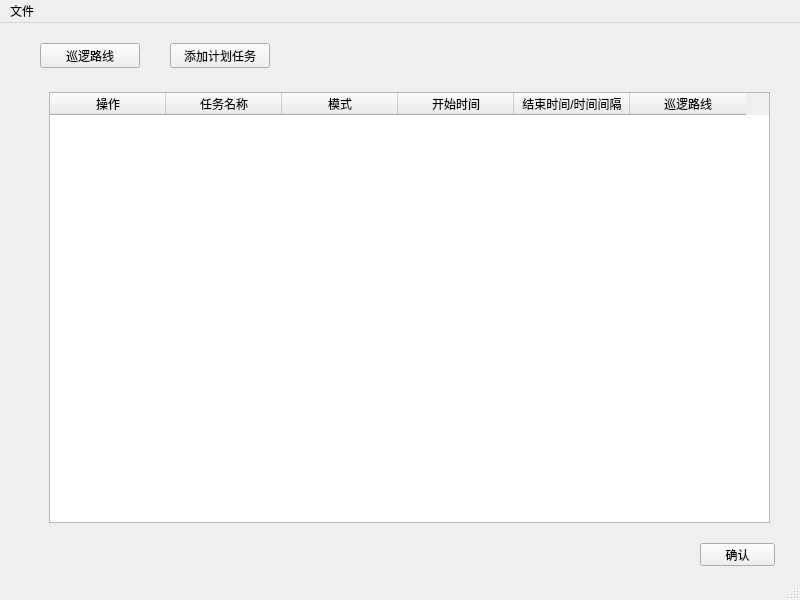
First picture: the form in planwork.ui, repository wangqi1994/gui_python_configuration-software, before the edit.
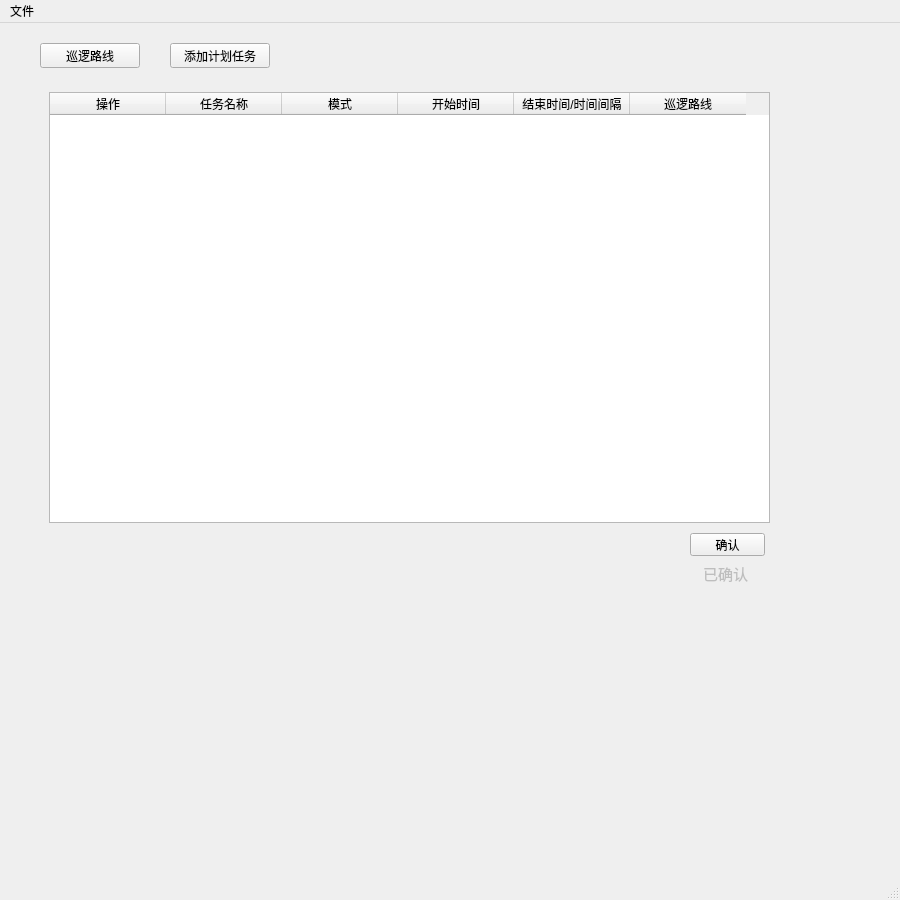
Second picture: the form after the edit.

```diff
--- a/planwork.ui
+++ b/planwork.ui
@@ -6,8 +6,8 @@
    <rect>
     <x>0</x>
     <y>0</y>
-    <width>800</width>
-    <height>600</height>
+    <width>900</width>
+    <height>900</height>
    </rect>
   </property>
   <property name="windowTitle">
@@ -30,8 +30,8 @@
    <widget class="QPushButton" name="ok_planwork">
     <property name="geometry">
      <rect>
-      <x>700</x>
-      <y>520</y>
+      <x>690</x>
+      <y>510</y>
       <width>75</width>
       <height>23</height>
      </rect>
@@ -129,13 +129,37 @@
      </item>
     </layout>
    </widget>
+   <widget class="QLabel" name="yiqueren">
+    <property name="enabled">
+     <bool>false</bool>
+    </property>
+    <property name="geometry">
+     <rect>
+      <x>700</x>
+      <y>540</y>
+      <width>51</width>
+      <height>21</height>
+     </rect>
+    </property>
+    <property name="font">
+     <font>
+      <pointsize>11</pointsize>
+     </font>
+    </property>
+    <property name="text">
+     <string>已确认</string>
+    </property>
+    <property name="alignment">
+     <set>Qt::AlignCenter</set>
+    </property>
+   </widget>
   </widget>
   <widget class="QMenuBar" name="menubar">
    <property name="geometry">
     <rect>
      <x>0</x>
      <y>0</y>
-     <width>800</width>
+     <width>900</width>
      <height>23</height>
     </rect>
    </property>
```
